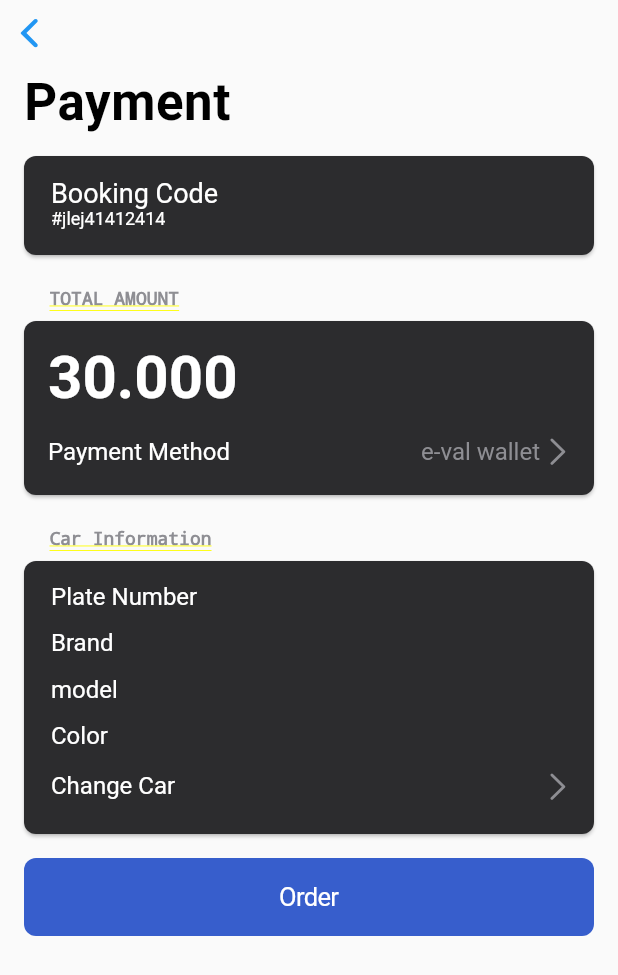
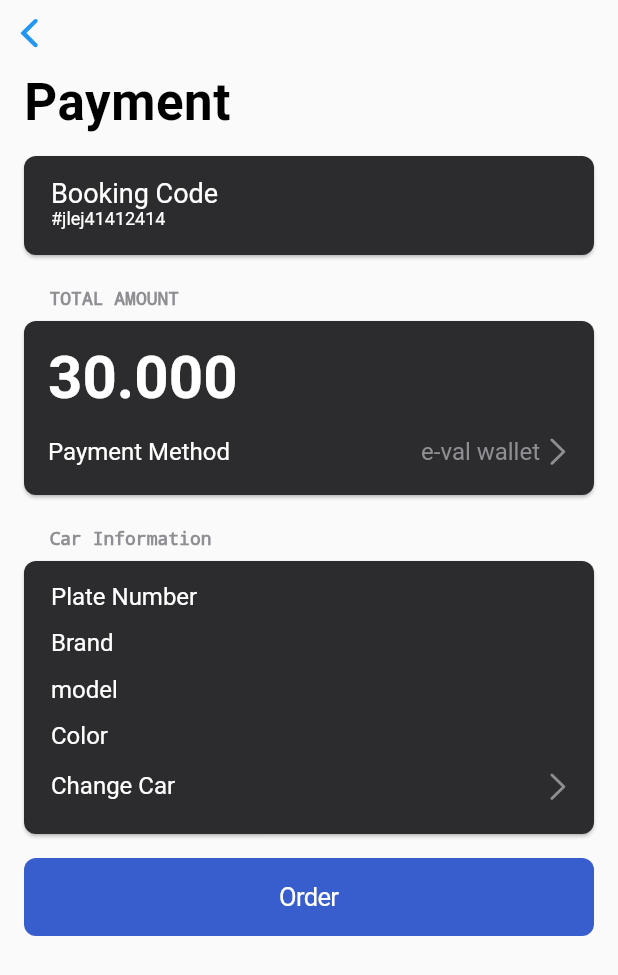
Before and after one commit to kennantz/eval, a Flutter app: the PaymentConfirmationPage screen opened directly, on a phone screen of 412 x 824 dp. Shown: the top 975 px of the screen. Run offline on Flutter 3.47's test engine with Material 2 defaults, Android fonts, the phone set to English and light mode, and no system bars; our stand-ins replace cloud_firestore, equatable, firebase_auth, firebase_core, fluttertoast; missing offline and left inert: barcode_scan; accounts and stored records are empty.

Commit message:
remove yellow lines PaymentConfirm - Kiano

```diff
--- a/lib/ui/pages/tabs/paymentConfirmationPage.dart
+++ b/lib/ui/pages/tabs/paymentConfirmationPage.dart
@@ -73,8 +73,10 @@ class _PaymentConfirmationPageState extends State<PaymentConfirmationPage> {
                 child: Row(
                   children: [
                     Text("TOTAL AMOUNT",
-                        style:
-                            TextStyle(color: Color(0xff8e8e93), fontSize: 12))
+                        style: TextStyle(
+                            color: Color(0xff8e8e93),
+                            fontSize: 12,
+                            decoration: TextDecoration.none))
                   ],
                 ),
               ),
@@ -139,8 +141,10 @@ class _PaymentConfirmationPageState extends State<PaymentConfirmationPage> {
                 child: Row(
                   children: [
                     Text("Car Information",
-                        style:
-                            TextStyle(color: Color(0xff8e8e93), fontSize: 12))
+                        style: TextStyle(
+                            color: Color(0xff8e8e93),
+                            fontSize: 12,
+                            decoration: TextDecoration.none))
                   ],
                 ),
               ),
```
